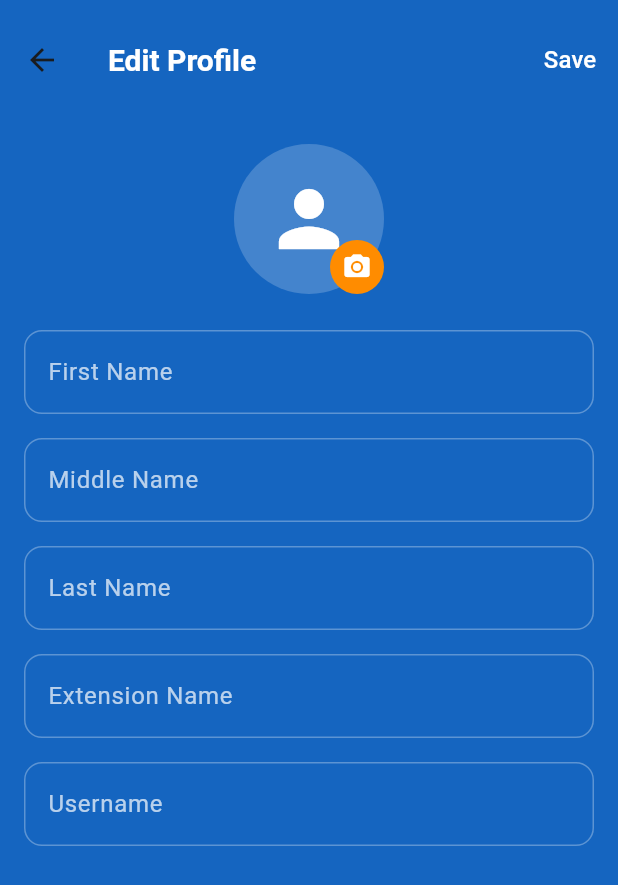
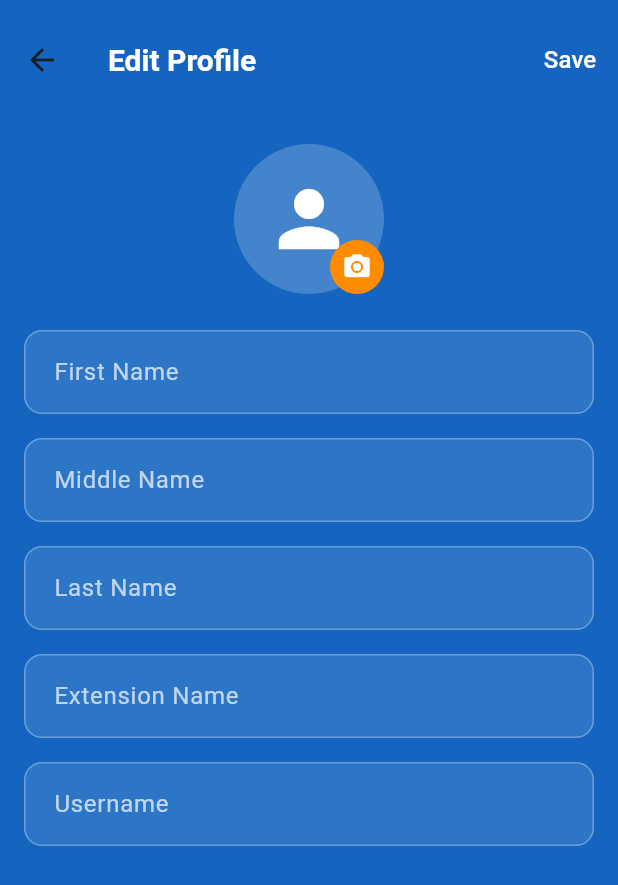
Before and after one commit to patabudlong/flutter_starter_mobile_app, a Flutter app: the EditProfileScreen screen opened directly with empty values, on a phone screen of 412 x 824 dp. Shown: the top 885 px of the screen. Run offline on Flutter 3.47's test engine with Material 3 defaults, Android fonts, the phone set to English and light mode, and no system bars; our stand-ins replace flutter_dotenv, flutter_secure_storage; accounts and stored records are empty; network calls fail.

Commit message:
fix: improve text input field styling in edit profile
- Fix border line breaking on cursor focus
- Add consistent border widths and styles
- Add proper padding and cursor color
- Improve floating label behavior
- Add background fill for better contrast
- Enhance focus and error states
- Add proper content padding for text input

```diff
--- a/lib/features/profile/presentation/screens/edit_profile_screen.dart
+++ b/lib/features/profile/presentation/screens/edit_profile_screen.dart
@@ -197,35 +197,49 @@ class _EditProfileScreenState extends State<EditProfileScreen> {
         controller: controller,
         validator: validator,
         style: const TextStyle(color: Colors.white),
+        cursorColor: Colors.white,
         decoration: InputDecoration(
           labelText: label,
           labelStyle: TextStyle(
             color: Colors.white.withOpacity(0.7),
           ),
+          floatingLabelStyle: const TextStyle(
+            color: Colors.white,
+          ),
+          contentPadding: const EdgeInsets.symmetric(
+            horizontal: 16,
+            vertical: 16,
+          ),
           enabledBorder: OutlineInputBorder(
             borderRadius: BorderRadius.circular(12),
             borderSide: BorderSide(
               color: Colors.white.withOpacity(0.3),
+              width: 1.0,
             ),
           ),
           focusedBorder: OutlineInputBorder(
             borderRadius: BorderRadius.circular(12),
             borderSide: const BorderSide(
               color: Colors.white,
+              width: 1.5,
             ),
           ),
           errorBorder: OutlineInputBorder(
             borderRadius: BorderRadius.circular(12),
             borderSide: BorderSide(
               color: ThemeUtils.dangerColor,
+              width: 1.0,
             ),
           ),
           focusedErrorBorder: OutlineInputBorder(
             borderRadius: BorderRadius.circular(12),
             borderSide: BorderSide(
               color: ThemeUtils.dangerColor,
+              width: 1.5,
             ),
           ),
+          filled: true,
+          fillColor: Colors.white.withOpacity(0.1),
         ),
       ),
     );
```
